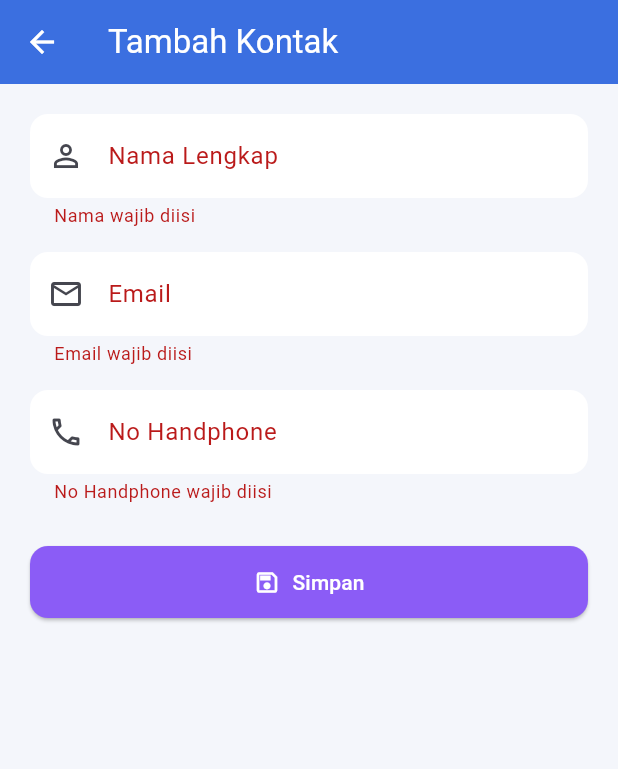
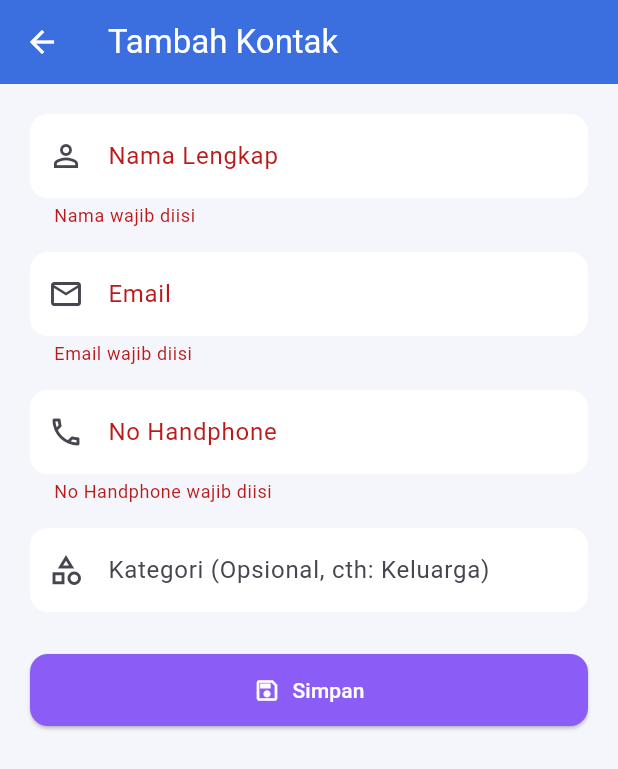
Before and after one commit to finzatzy/flutter_navigasidanrouting, a Flutter app: the TambahKontakScreen screen opened by its route, after a tap on "Simpan", on a phone screen of 412 x 824 dp. Shown: the top 769 px of the screen. Run offline on Flutter 3.47's test engine with Material 3 defaults, Android fonts, the phone set to English and light mode, and no system bars.

Commit message:
Menambah Kategori Kontak

```diff
--- a/Downloads/flutter_navigasidanrouting-main (1)/flutter_navigasidanrouting-main/lib/main.dart
+++ b/Downloads/flutter_navigasidanrouting-main (1)/flutter_navigasidanrouting-main/lib/main.dart
@@ -12,12 +12,14 @@ class Contact {
   final String nama;
   final String email;
   final String noHp;
+  final String? kategori; // Properti baru bertipe nullable (bisa kosong/null)
   bool isFavorite;
 
   Contact({
     required this.nama,
     required this.email,
     required this.noHp,
+    this.kategori, // Bersifat opsional, tidak wajib diisi
     this.isFavorite = false,
   });
 }
@@ -65,6 +67,7 @@ class ContactStore extends ChangeNotifier {
         nama: 'Yuri Aulia Widyadana',
         email: 'yuriwidyadana@gmail.com',
         noHp: '08812653247',
+        kategori: 'Keluarga',
         isFavorite: true,
       ),
     );
@@ -489,7 +492,9 @@ class _ContactCard extends StatelessWidget {
         ),
         subtitle: Padding(
           padding: const EdgeInsets.only(top: 4),
-          child: Text('${contact.email}\n${contact.noHp}'),
+          child: Text(
+            '${contact.email}\n${contact.noHp}\nKategori: ${contact.kategori ?? 'Tanpa kategori'}',
+          ),
         ),
         isThreeLine: true,
         trailing: IconButton(
@@ -544,12 +549,14 @@ class _TambahKontakScreenState extends State<TambahKontakScreen> {
   final _namaController = TextEditingController();
   final _emailController = TextEditingController();
   final _hpController = TextEditingController();
+  final _kategoriController = TextEditingController(); // Controller untuk kategori
 
   @override
   void dispose() {
     _namaController.dispose();
     _emailController.dispose();
     _hpController.dispose();
+    _kategoriController.dispose();
     super.dispose();
   }
 
@@ -560,6 +567,9 @@ class _TambahKontakScreenState extends State<TambahKontakScreen> {
           nama: _namaController.text.trim(),
           email: _emailController.text.trim(),
           noHp: _hpController.text.trim(),
+          kategori: _kategoriController.text.trim().isEmpty
+              ? null
+              : _kategoriController.text.trim(),
         ),
       );
       Navigator.pop(context);
@@ -570,7 +580,7 @@ class _TambahKontakScreenState extends State<TambahKontakScreen> {
   Widget build(BuildContext context) {
     return Scaffold(
       appBar: AppBar(title: const Text('Tambah Kontak')),
-      body: Padding(
+      body: SingleChildScrollView(
         padding: const EdgeInsets.all(20),
         child: Form(
           key: _formKey,
@@ -602,6 +612,14 @@ class _TambahKontakScreenState extends State<TambahKontakScreen> {
                 inputFormatters: [
                   FilteringTextInputFormatter.allow(RegExp(r'[0-9+]')),
                 ],
+              ),
+              const SizedBox(height: 16),
+              // Field Input Kategori Baru (Opsional / Null Safety)
+              _buildField(
+                controller: _kategoriController,
+                label: 'Kategori (Opsional, cth: Keluarga)',
+                icon: Icons.category_outlined,
+                validator: (value) => null, // Tidak wajib diisi
               ),
               const SizedBox(height: 28),
               ElevatedButton.icon(
```
